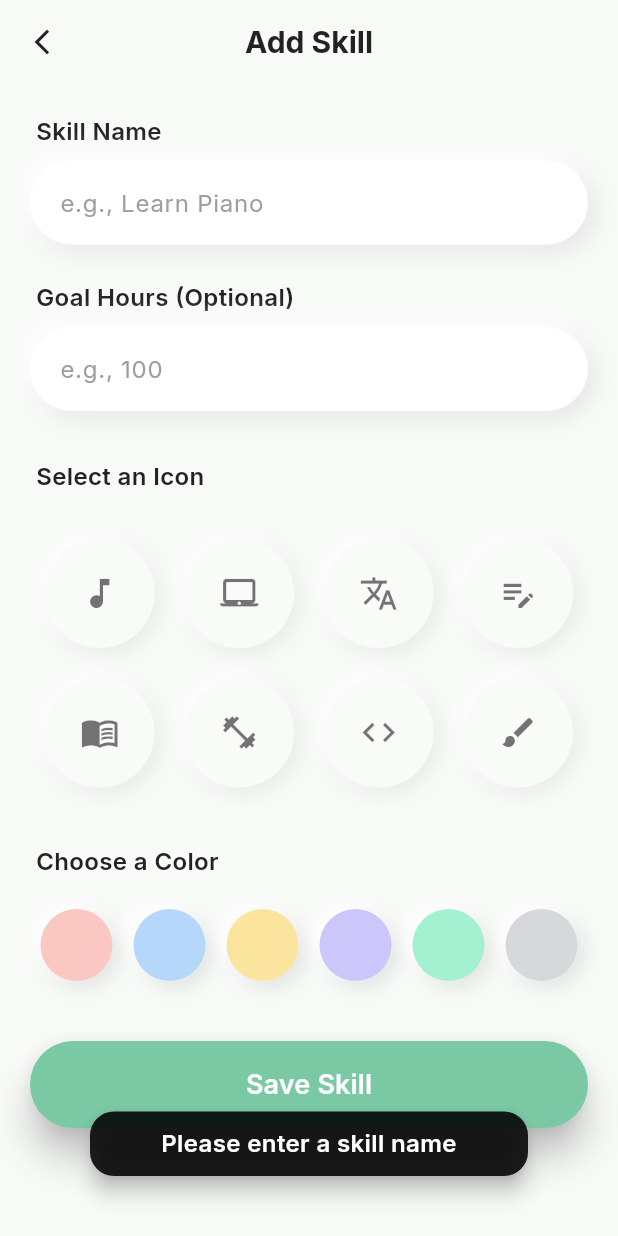
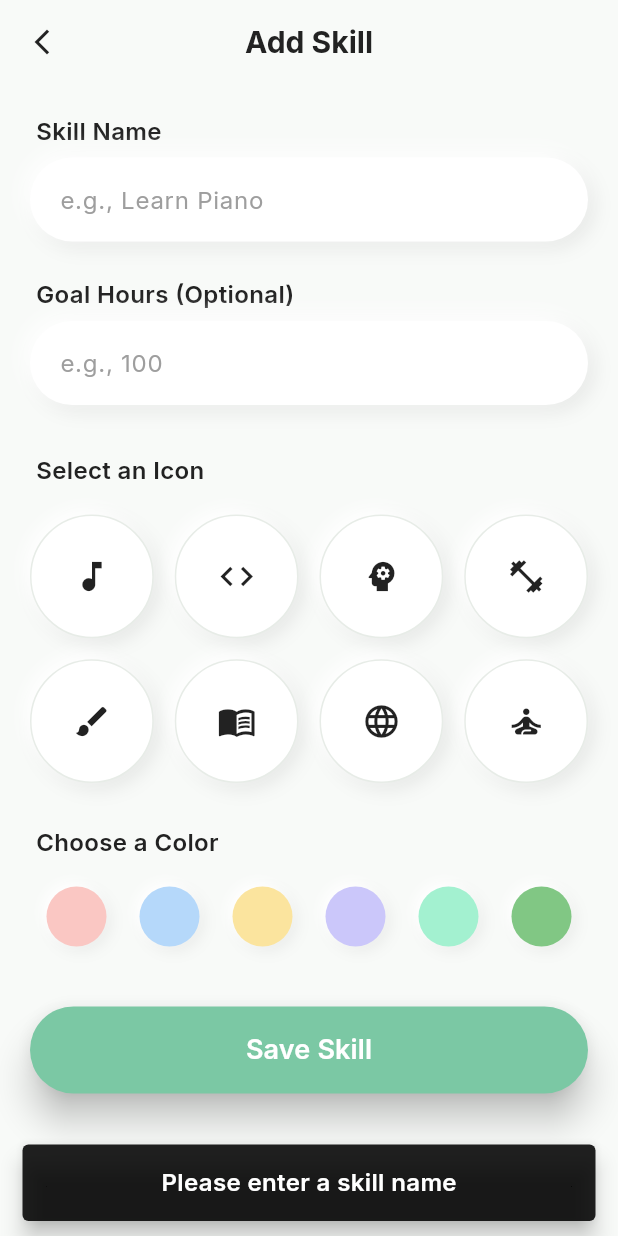
Before and after one commit to jeangoujan/evolv, a Flutter app: the AddSkillScreen screen opened directly, after a tap on "Save Skill", on a phone screen of 412 x 824 dp. Run offline on Flutter 3.47's test engine with Material 3 defaults, Android fonts, the phone set to English and light mode, and no system bars; our stand-ins replace audioplayers, file_picker, flutter_local_notifications, hive, hive_flutter, share_plus and 1 more; accounts and stored records are empty.

Commit message:
changed add skill screen

```diff
--- a/lib/screens/add_skill_screen.dart
+++ b/lib/screens/add_skill_screen.dart
@@ -17,24 +17,26 @@ class _AddSkillScreenState extends State<AddSkillScreen> {
   int? _selectedIconIndex;
   int? _selectedColorIndex;
 
+  /// 8 лаконичных иконок — под разные типы навыков
   final List<IconData> _icons = [
-    Icons.music_note,
-    Icons.laptop_mac,
-    Icons.translate,
-    Icons.edit_note,
-    Icons.menu_book,
-    Icons.fitness_center,
-    Icons.code,
-    Icons.brush,
+    Icons.music_note,         // Музыка
+    Icons.code,               // Кодинг / Программирование
+    Icons.psychology,         // Обучение / Навыки
+    Icons.fitness_center,     // Спорт
+    Icons.brush,              // Арт / Дизайн
+    Icons.menu_book,          // Чтение / Образование
+    Icons.language,           // Языки
+    Icons.self_improvement,   // Медитация / Фокус
   ];
 
+  /// 6 пастельных цветов
   final List<Color> _colors = const [
-    Color(0xFFFAC7C3),
-    Color(0xFFB5D8FA),
-    Color(0xFFFBE49E),
-    Color(0xFFCBC7FA),
-    Color(0xFFA3F1D0),
-    Color(0xFFD6D8DB),
+    Color(0xFFFAC7C3), // розовый
+    Color(0xFFB5D8FA), // голубой
+    Color(0xFFFBE49E), // желтый
+    Color(0xFFCBC7FA), // сиреневый
+    Color(0xFFA3F1D0), // мятный
+    Color(0xFF81C784), // зеленый
   ];
 
   @override
@@ -72,7 +74,8 @@ class _AddSkillScreenState extends State<AddSkillScreen> {
           _buildTextField(_nameController, "e.g., Learn Piano", isDark),
           const SizedBox(height: 24),
           _buildLabel("Goal Hours (Optional)", isDark),
-          _buildTextField(_goalController, "e.g., 100", isDark),
+          _buildTextField(_goalController, "e.g., 100", isDark,
+              keyboardType: TextInputType.number),
           const SizedBox(height: 32),
           _buildLabel("Select an Icon", isDark),
           const SizedBox(height: 12),
@@ -88,11 +91,9 @@ class _AddSkillScreenState extends State<AddSkillScreen> {
     );
   }
 
-  // --- Components ---
-
   Widget _buildLabel(String text, bool isDark) {
     return Padding(
-      padding: const EdgeInsets.only(left: 4, bottom: 8),
+      padding: const EdgeInsets.only(left: 4, bottom: 6),
       child: Text(
         text,
         style: TextStyle(
@@ -105,8 +106,10 @@ class _AddSkillScreenState extends State<AddSkillScreen> {
     );
   }
 
-  Widget _buildTextField(
-      TextEditingController controller, String hint, bool isDark) {
+  Widget _buildTextField(TextEditingController controller, String hint,
+      bool isDark, {
+        TextInputType keyboardType = TextInputType.text,
+      }) {
     return Container(
       decoration: BoxDecoration(
         color: isDark ? const Color(0xFF1A1F1A) : Colors.white,
@@ -126,19 +129,20 @@ class _AddSkillScreenState extends State<AddSkillScreen> {
               ]
             : [
                 BoxShadow(
-                  color: Colors.black.withOpacity(0.1),
+                  color: Colors.black.withOpacity(0.08),
                   offset: const Offset(4, 4),
-                  blurRadius: 12,
+                  blurRadius: 10,
                 ),
                 const BoxShadow(
                   color: Colors.white,
                   offset: Offset(-4, -4),
-                  blurRadius: 12,
+                  blurRadius: 10,
                 ),
               ],
       ),
       child: TextField(
         controller: controller,
+        keyboardType: keyboardType,
         style: TextStyle(
           fontFamily: 'Inter',
           color: isDark ? Colors.white : Colors.black,
@@ -164,57 +168,56 @@ class _AddSkillScreenState extends State<AddSkillScreen> {
       itemCount: _icons.length,
       gridDelegate: const SliverGridDelegateWithFixedCrossAxisCount(
         crossAxisCount: 4,
+        mainAxisSpacing: 14,
+        crossAxisSpacing: 14,
       ),
       itemBuilder: (context, index) {
         final selected = _selectedIconIndex == index;
+        final icon = _icons[index];
 
         return GestureDetector(
           onTap: () => setState(() => _selectedIconIndex = index),
           child: AnimatedContainer(
-            duration: const Duration(milliseconds: 200),
-            margin: const EdgeInsets.all(10),
+            duration: const Duration(milliseconds: 160),
             decoration: BoxDecoration(
+              shape: BoxShape.circle,
+              color: isDark ? const Color(0xFF1F241F) : Colors.white,
+              border: Border.all(
+                color: selected
+                    ? mintPrimary
+                    : (isDark
+                        ? const Color(0xFF232823)
+                        : const Color(0xFFE7ECE7)),
+                width: selected ? 2 : 1,
+              ),
+              boxShadow: [
+                BoxShadow(
                   color: isDark
-                  ? const Color(0xFF202620)
-                  : const Color(0xFFF9FBF9),
-              shape: BoxShape.circle,
-              boxShadow: selected
-                  ? [
-                      BoxShadow(
-                        color: mintPrimary.withOpacity(0.5),
-                        blurRadius: 25,
-                        spreadRadius: 2,
-                      ),
-                      BoxShadow(
-                        color: Colors.black.withOpacity(isDark ? 0.4 : 0.08),
-                        offset: const Offset(3, 3),
+                      ? Colors.black.withOpacity(0.55)
+                      : Colors.black.withOpacity(0.08),
+                  offset: const Offset(4, 4),
                   blurRadius: 10,
                 ),
                 BoxShadow(
-                        color: Colors.white.withOpacity(isDark ? 0.05 : 0.9),
-                        offset: const Offset(-3, -3),
+                  color:
+                      isDark ? Colors.white.withOpacity(0.08) : Colors.white,
+                  offset: const Offset(-4, -4),
                   blurRadius: 8,
                 ),
-                    ]
-                  : [
+                if (selected)
                   BoxShadow(
-                        color: Colors.black.withOpacity(isDark ? 0.4 : 0.08),
-                        offset: const Offset(3, 3),
-                        blurRadius: 10,
-                      ),
-                      BoxShadow(
-                        color: Colors.white.withOpacity(isDark ? 0.05 : 0.9),
-                        offset: const Offset(-3, -3),
-                        blurRadius: 8,
+                    color: mintPrimary.withOpacity(0.35),
+                    blurRadius: 18,
+                    spreadRadius: 2,
                   ),
               ],
             ),
             child: Icon(
-              _icons[index],
+              icon,
               size: 26,
               color: selected
-                  ? (isDark ? Colors.white : mintPrimary)
-                  : (isDark ? Colors.white70 : Colors.black54),
+                  ? mintPrimary
+                  : (isDark ? Colors.white70 : Colors.black87),
             ),
           ),
         );
@@ -233,38 +236,28 @@ class _AddSkillScreenState extends State<AddSkillScreen> {
           onTap: () => setState(() => _selectedColorIndex = index),
           child: AnimatedContainer(
             duration: const Duration(milliseconds: 150),
-            width: selected ? 54 : 48,
-            height: selected ? 54 : 48,
+            width: selected ? 44 : 40,
+            height: selected ? 44 : 40,
             decoration: BoxDecoration(
               color: color,
               shape: BoxShape.circle,
-              boxShadow: isDark
-                  ? [
+              border:
+                  selected ? Border.all(color: mintPrimary, width: 2.5) : null,
+              boxShadow: [
                 BoxShadow(
-                        color: Colors.black.withOpacity(0.7),
+                  color: isDark
+                      ? Colors.black.withOpacity(0.6)
+                      : Colors.black.withOpacity(0.06),
                   offset: const Offset(3, 3),
                   blurRadius: 8,
                 ),
                 BoxShadow(
-                        color: Colors.white.withOpacity(0.05),
+                  color:
+                      isDark ? Colors.white.withOpacity(0.05) : Colors.white,
                   offset: const Offset(-3, -3),
-                        blurRadius: 8,
-                      ),
-                    ]
-                  : [
-                      BoxShadow(
-                        color: Colors.black.withOpacity(0.1),
-                        offset: const Offset(4, 4),
-                        blurRadius: 10,
-                      ),
-                      BoxShadow(
-                        color: Colors.white.withOpacity(0.9),
-                        offset: const Offset(-4, -4),
-                        blurRadius: 8,
+                  blurRadius: 6,
                 ),
               ],
-              border:
-                  selected ? Border.all(color: mintPrimary, width: 3) : null,
             ),
           ),
         );
@@ -277,27 +270,19 @@ class _AddSkillScreenState extends State<AddSkillScreen> {
       style: ElevatedButton.styleFrom(
         backgroundColor: mintPrimary,
         elevation: 10,
-        shape:
-            RoundedRectangleBorder(borderRadius: BorderRadius.circular(30)),
+        shape: RoundedRectangleBorder(
+          borderRadius: BorderRadius.circular(30),
+        ),
         padding: const EdgeInsets.symmetric(vertical: 16),
       ),
       onPressed: () async {
-        if (_nameController.text.trim().isEmpty) {
+        final name = _nameController.text.trim();
+        if (name.isEmpty) {
           ScaffoldMessenger.of(context).showSnackBar(
-            SnackBar(
-              backgroundColor: Colors.black87,
-              elevation: 6,
-              behavior: SnackBarBehavior.floating,
-              margin:
-                  const EdgeInsets.symmetric(horizontal: 60, vertical: 40),
-              shape: RoundedRectangleBorder(
-                  borderRadius: BorderRadius.circular(16)),
-              padding:
-                  const EdgeInsets.symmetric(vertical: 10, horizontal: 16),
-              content: const Center(
+            const SnackBar(
+              content: Center(
                 child: Text(
                   "Please enter a skill name",
-                  textAlign: TextAlign.center,
                   style: TextStyle(
                     fontFamily: 'Inter',
                     fontWeight: FontWeight.w600,
@@ -306,24 +291,26 @@ class _AddSkillScreenState extends State<AddSkillScreen> {
                   ),
                 ),
               ),
+              backgroundColor: Colors.black87,
               duration: Duration(seconds: 2),
+              behavior: SnackBarBehavior.floating,
             ),
           );
           return;
         }
 
-        final name = _nameController.text.trim();
         final goal = int.tryParse(_goalController.text.trim()) ?? 0;
         final icon = _icons[_selectedIconIndex ?? 0];
         final color = _colors[_selectedColorIndex ?? 0];
 
         final newSkill = Skill(
-        id: DateTime.now().millisecondsSinceEpoch, // уникальный ID
+          id: DateTime.now().millisecondsSinceEpoch,
           name: name,
-        goalHours: goal.toDouble(), // double, а не int
+          goalHours: goal.toDouble(),
           totalHours: 0,
+          currentStreak: 1,
           colorValue: color.value,
-        iconCode: icon.codePoint, // ✅ соответствует модели
+          iconCode: icon.codePoint,
           sessions: const [],
         );
 
```
Lines whose indentation alone changed are shown as unchanged.
